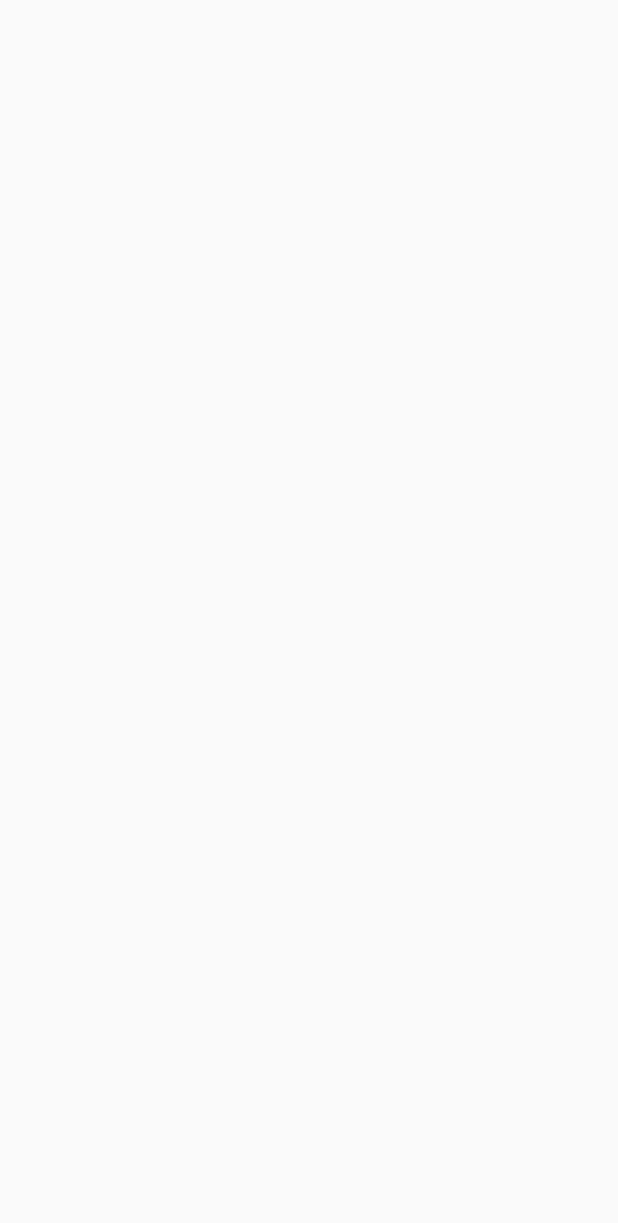
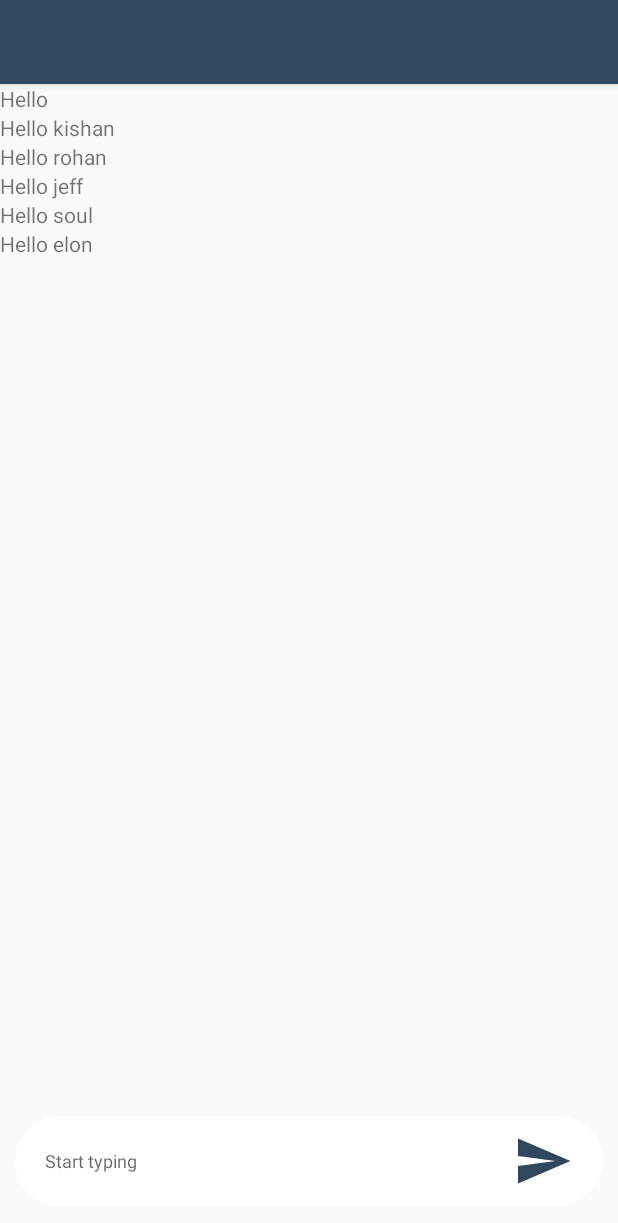
Before and after one commit to abhikam395/LocationManager, an Android app: the ChatActivity screen opened directly, with no data from a screen before it, on a phone screen of 412 x 824 dp. Before the commit the part shown is empty. Shown: the top 1223 px of the screen. Run offline under Robolectric (Android 15) with nearby library versions, the phone set to English and light mode, and no system bars.

Commit message:
working on chat activity

```diff
--- a/app/src/main/java/com/example/locationmanager/activities/ChatActivity.java
+++ b/app/src/main/java/com/example/locationmanager/activities/ChatActivity.java
@@ -1,16 +1,60 @@
 package com.example.locationmanager.activities;
 
 import androidx.appcompat.app.AppCompatActivity;
-
+import androidx.appcompat.widget.Toolbar;
+import androidx.recyclerview.widget.LinearLayoutManager;
+import androidx.recyclerview.widget.RecyclerView;
 import android.os.Bundle;
-
 import com.example.locationmanager.R;
+import com.example.locationmanager.adapters.ChatAdapter;
+import com.example.locationmanager.models.Chat;
+import java.util.ArrayList;
+import java.util.List;
 
 public class ChatActivity extends AppCompatActivity {
+
+    private static final String TAG = "ChatActivity";
+    private RecyclerView recyclerView;
+    private ChatAdapter chatAdapter;
+    private Toolbar toolbar;
+    private String userName;
 
     @Override
     protected void onCreate(Bundle savedInstanceState) {
         super.onCreate(savedInstanceState);
         setContentView(R.layout.activity_chat);
+        userName = getIntent().getStringExtra("name");
+        init();
+    }
+
+    private void init(){
+        toolbar = findViewById(R.id.toolbar_chat);
+        toolbar.setTitle(userName);
+
+        recyclerView = findViewById(R.id.rv_chat);
+        setUpRecyclerView();
+    }
+
+    private void setUpRecyclerView(){
+        chatAdapter = new ChatAdapter(getChats());
+        recyclerView.setAdapter(chatAdapter);
+        recyclerView.setLayoutManager(new LinearLayoutManager(this));
+    }
+
+    private List<Chat> getChats(){
+        List<Chat> chats = new ArrayList<>();
+        chats.add(returnChatInstance(1, " ", "10:00PM", "Hello", "11/01/2021"));
+        chats.add(returnChatInstance(2, "kishan", "10:00PM", "Hello kishan", "11/01/2021"));
+        chats.add(returnChatInstance(3, "rohan", "10:00PM", "Hello rohan", "11/01/2021"));
+        chats.add(returnChatInstance(4, "jeff", "10:00PM", "Hello jeff", "11/01/2021"));
+        chats.add(returnChatInstance(5, "soul", "10:00PM", "Hello soul", "11/01/2021"));
+        chats.add(returnChatInstance(6, "elon", "10:00PM", "Hello elon", "11/01/2021"));
+        return chats;
+    }
+
+    private Chat returnChatInstance(int id, String from, String time, String message, String date){
+        Chat chat = new Chat();
+        chat.setId(id).setFrom(from).setTime(time).setMessage(message).setDate(date);
+        return chat;
     }
 }
--- a/app/src/main/java/com/example/locationmanager/activities/HomeActivity.java
+++ b/app/src/main/java/com/example/locationmanager/activities/HomeActivity.java
@@ -92,7 +92,8 @@ public class HomeActivity extends AppCompatActivity implements OnMapReadyCallbac
     private List<LocationData> locationDataList;
     private Timer timer;
     private AuthUser user;
-    private TextView lblUserName;
+    private String selectedUserName;
+    private TextView lblUserName, lblUserLocation;
 
     // Monitors the state of the connection to the service.
     private final ServiceConnection mServiceConnection = new ServiceConnection() {
@@ -146,6 +147,7 @@ public class HomeActivity extends AppCompatActivity implements OnMapReadyCallbac
         btnStartChat = findViewById(R.id.btn_start_chat);
 
         lblUserName = findViewById(R.id.lbl_name_bottom_sheet_home);
+        lblUserLocation = findViewById(R.id.lbl_location_bottom_sheet_home);
         linearLayoutBottomSheet = findViewById(R.id.bottom_sheet_home);
         bottomSheetBehavior = BottomSheetBehavior.from(linearLayoutBottomSheet);
 
@@ -324,7 +326,10 @@ public class HomeActivity extends AppCompatActivity implements OnMapReadyCallbac
     public void onClick(View v) {
         switch (v.getId()){
             case R.id.btn_start_chat: {
-                startActivity(new Intent(this, ChatActivity.class));
+                Intent intent = new Intent(this, ChatActivity.class);
+                intent.putExtra("name", selectedUserName);
+                startActivity(intent);
+                bottomSheetBehavior.setState(BottomSheetBehavior.STATE_HIDDEN);
                 break;
             }
             case R.id.cardview_all_user: {
@@ -364,7 +369,9 @@ public class HomeActivity extends AppCompatActivity implements OnMapReadyCallbac
     public boolean onMarkerClick(Marker marker) {
         int markerId = Integer.parseInt(marker.getSnippet());
         if(markerId != user.getId()) {
-            lblUserName.setText(marker.getTitle());
+            selectedUserName = marker.getTitle();
+            lblUserName.setText(selectedUserName);
+            setAddress(lblUserLocation, marker.getPosition());
             bottomSheetBehavior.setState(BottomSheetBehavior.STATE_EXPANDED);
         }
         return true;
@@ -380,7 +387,6 @@ public class HomeActivity extends AppCompatActivity implements OnMapReadyCallbac
             LatLng latLng = new LatLng(location.getLatitude(), location.getLongitude());
             setAddress(txtCurrentLocation, latLng);
             lastLocation = latLng;
-            mGoogleMap.animateCamera(CameraUpdateFactory.newLatLngZoom(lastLocation, 18.0f));
             addMarkersToMap();
         }
     }
--- a/app/src/main/java/com/example/locationmanager/activities/LoginActivity.java
+++ b/app/src/main/java/com/example/locationmanager/activities/LoginActivity.java
@@ -97,9 +97,9 @@ public class LoginActivity extends AppCompatActivity implements View.OnClickList
                         @Override
                         public void onResponse(Call<AuthResponse> call, Response<AuthResponse> response) {
                             AuthResponse authResponse = response.body();
-                            UserResponse userResponse = authResponse.data.getUser();
-                            Log.d(TAG, "onResponse: " + userResponse);
                             if(authResponse.status){
+                                UserResponse userResponse = authResponse.data.getUser();
+                                Log.d(TAG, "onResponse: " + userResponse);
                                 sharePreferenceManager.setToken(authResponse.data.token);
                                 sharePreferenceManager.setUser(new AuthUser(userResponse.getId(),
                                         userResponse.getName(), userResponse.getEmail()));
--- /dev/null
+++ b/app/src/main/java/com/example/locationmanager/adapters/ChatAdapter.java
@@ -0,0 +1,49 @@
+package com.example.locationmanager.adapters;
+
+import android.view.LayoutInflater;
+import android.view.View;
+import android.view.ViewGroup;
+import android.widget.TextView;
+
+import androidx.annotation.NonNull;
+import androidx.recyclerview.widget.RecyclerView;
+
+import com.example.locationmanager.R;
+import com.example.locationmanager.models.Chat;
+
+import java.util.List;
+
+public class ChatAdapter extends RecyclerView.Adapter<ChatAdapter.ViewHolder> {
+
+    private List<Chat> chatList;
+
+    public ChatAdapter(List<Chat> chatList) {
+        this.chatList = chatList;
+    }
+
+    @NonNull
+    @Override
+    public ChatAdapter.ViewHolder onCreateViewHolder(@NonNull ViewGroup parent, int viewType) {
+        return new ViewHolder(LayoutInflater.from(parent.getContext()).
+                inflate(R.layout.row_chat, parent, false));
+    }
+
+    @Override
+    public void onBindViewHolder(@NonNull ChatAdapter.ViewHolder holder, int position) {
+        Chat chat = chatList.get(position);
+        holder.lblName.setText(chat.message);
+    }
+
+    @Override
+    public int getItemCount() {
+        return chatList.size();
+    }
+
+    public class ViewHolder extends RecyclerView.ViewHolder {
+        private final TextView lblName;
+        public ViewHolder(@NonNull View itemView) {
+            super(itemView);
+            lblName = itemView.findViewById(R.id.lbl_username);
+        }
+    }
+}
--- /dev/null
+++ b/app/src/main/java/com/example/locationmanager/models/Chat.java
@@ -0,0 +1,34 @@
+package com.example.locationmanager.models;
+
+public class Chat {
+    public int id;
+    public String from;
+    public String message;
+    public String time;
+    public String date;
+
+    public Chat setId(int id) {
+        this.id = id;
+        return this;
+    }
+
+    public Chat setFrom(String from) {
+        this.from = from;
+        return this;
+    }
+
+    public Chat setMessage(String message) {
+        this.message = message;
+        return this;
+    }
+
+    public Chat setTime(String time) {
+        this.time = time;
+        return this;
+    }
+
+    public Chat setDate(String date) {
+        this.date = date;
+        return this;
+    }
+}
--- a/app/src/main/java/com/example/locationmanager/services/LocationUpdatesService.java
+++ b/app/src/main/java/com/example/locationmanager/services/LocationUpdatesService.java
@@ -57,7 +57,7 @@ public class LocationUpdatesService extends Service {
     /**
      * The desired interval for location updates. Inexact. Updates may be more or less frequent.
      */
-    private static final long UPDATE_INTERVAL_IN_MILLISECONDS = 5000;
+    private static final long UPDATE_INTERVAL_IN_MILLISECONDS = 60 * 1000;
 
     /**
      * The fastest rate for active location updates. Updates will never be more frequent
--- /dev/null
+++ b/app/src/main/res/drawable/send_message.xml
@@ -0,0 +1,5 @@
+<vector android:autoMirrored="true" android:height="24dp"
+    android:tint="#30475E" android:viewportHeight="24"
+    android:viewportWidth="24" android:width="24dp" xmlns:android="http://schemas.android.com/apk/res/android">
+    <path android:fillColor="@android:color/white" android:pathData="M2.01,21L23,12 2.01,3 2,10l15,2 -15,2z"/>
+</vector>
--- a/app/src/main/res/layout/activity_chat.xml
+++ b/app/src/main/res/layout/activity_chat.xml
@@ -1,9 +1,30 @@
 <?xml version="1.0" encoding="utf-8"?>
-<androidx.constraintlayout.widget.ConstraintLayout xmlns:android="http://schemas.android.com/apk/res/android"
+<LinearLayout xmlns:android="http://schemas.android.com/apk/res/android"
     xmlns:app="http://schemas.android.com/apk/res-auto"
     xmlns:tools="http://schemas.android.com/tools"
     android:layout_width="match_parent"
     android:layout_height="match_parent"
-    tools:context=".activities.ChatActivity">
+    tools:context=".activities.ChatActivity"
+    android:orientation="vertical">
 
-</androidx.constraintlayout.widget.ConstraintLayout>
+    <com.google.android.material.appbar.AppBarLayout
+        android:layout_width="match_parent"
+        android:layout_height="wrap_content">
+
+        <androidx.appcompat.widget.Toolbar
+            xmlns:android="http://schemas.android.com/apk/res/android"
+            xmlns:app="http://schemas.android.com/apk/res-auto"
+            android:id="@+id/toolbar_chat"
+            android:layout_height="wrap_content"
+            android:layout_width="match_parent"
+            android:fitsSystemWindows="true"
+            android:minHeight="?attr/actionBarSize"
+            app:theme="@style/ThemeOverlay.AppCompat.Dark.ActionBar"
+            android:background="?attr/colorPrimaryDark">
+        </androidx.appcompat.widget.Toolbar>
+
+    </com.google.android.material.appbar.AppBarLayout>
+
+    <include layout="@layout/content_chat"/>
+
+</LinearLayout>
--- a/app/src/main/res/layout/activity_home.xml
+++ b/app/src/main/res/layout/activity_home.xml
@@ -55,15 +55,29 @@
             app:behavior_hideable="true"
             app:layout_behavior="com.google.android.material.bottomsheet.BottomSheetBehavior">
 
-            <TextView
-                android:id="@+id/lbl_name_bottom_sheet_home"
-                android:hint="Abhishek"
-                android:textStyle="bold"
-                android:textColor="@color/blue"
-                android:textSize="14sp"
+            <LinearLayout
+                android:layout_width="0dp"
                 android:layout_height="wrap_content"
-                android:layout_width="0dp"
-                android:layout_weight="1" />
+                android:layout_weight="1"
+                android:orientation="vertical">
+
+                <TextView
+                    android:id="@+id/lbl_name_bottom_sheet_home"
+                    android:textStyle="bold"
+                    android:textColor="@color/blue"
+                    android:textSize="14sp"
+                    android:layout_height="wrap_content"
+                    android:layout_width="wrap_content"/>
+
+                <TextView
+                    android:id="@+id/lbl_location_bottom_sheet_home"
+                    android:textStyle="bold"
+                    android:textColor="@color/blue"
+                    android:textSize="14sp"
+                    android:layout_height="wrap_content"
+                    android:layout_width="wrap_content"/>
+
+            </LinearLayout>
 
             <LinearLayout
                 android:layout_width="0dp"
--- /dev/null
+++ b/app/src/main/res/layout/content_chat.xml
@@ -0,0 +1,45 @@
+<?xml version="1.0" encoding="utf-8"?>
+<RelativeLayout xmlns:android="http://schemas.android.com/apk/res/android"
+    android:layout_width="match_parent"
+    android:layout_height="match_parent"
+    xmlns:app="http://schemas.android.com/apk/res-auto">
+
+    <androidx.recyclerview.widget.RecyclerView
+        android:id="@+id/rv_chat"
+        android:layout_width="match_parent"
+        android:layout_height="match_parent"
+        android:layout_marginBottom="80dp"/>
+
+    <androidx.cardview.widget.CardView
+        android:layout_width="match_parent"
+        android:layout_height="60dp"
+        app:cardCornerRadius="30dp"
+        android:layout_alignParentBottom="true"
+        android:layout_marginHorizontal="10dp"
+        android:layout_marginBottom="20dp">
+
+        <RelativeLayout
+            android:layout_width="match_parent"
+            android:layout_height="wrap_content"
+            android:orientation="horizontal"
+            android:paddingHorizontal="20dp">
+
+            <EditText
+                android:layout_width="match_parent"
+                android:layout_height="match_parent"
+                android:layout_marginRight="60dp"
+                android:background="@null"
+                android:hint="@string/start_typing"/>
+
+            <ImageButton
+                android:layout_width="40dp"
+                android:layout_height="40dp"
+                android:layout_alignParentEnd="true"
+                android:layout_centerVertical="true"
+                android:background="@drawable/send_message"/>
+
+        </RelativeLayout>
+
+    </androidx.cardview.widget.CardView>
+
+</RelativeLayout>
--- /dev/null
+++ b/app/src/main/res/layout/row_chat.xml
@@ -0,0 +1,12 @@
+<?xml version="1.0" encoding="utf-8"?>
+<LinearLayout
+    xmlns:android="http://schemas.android.com/apk/res/android"
+    android:layout_width="match_parent"
+    android:layout_height="wrap_content">
+
+    <TextView
+        android:id="@+id/lbl_username"
+        android:layout_width="wrap_content"
+        android:layout_height="wrap_content"/>
+
+</LinearLayout>
--- a/app/src/main/res/values/strings.xml
+++ b/app/src/main/res/values/strings.xml
@@ -31,4 +31,5 @@
     <string name="hello_second_fragment">Hello second fragment. Arg: %1$s</string>
     <string name="map_type">Map type</string>
     <string name="start_chat">Start Chat</string>
+    <string name="start_typing"><font size="12">Start typing</font></string>
 </resources>
```
